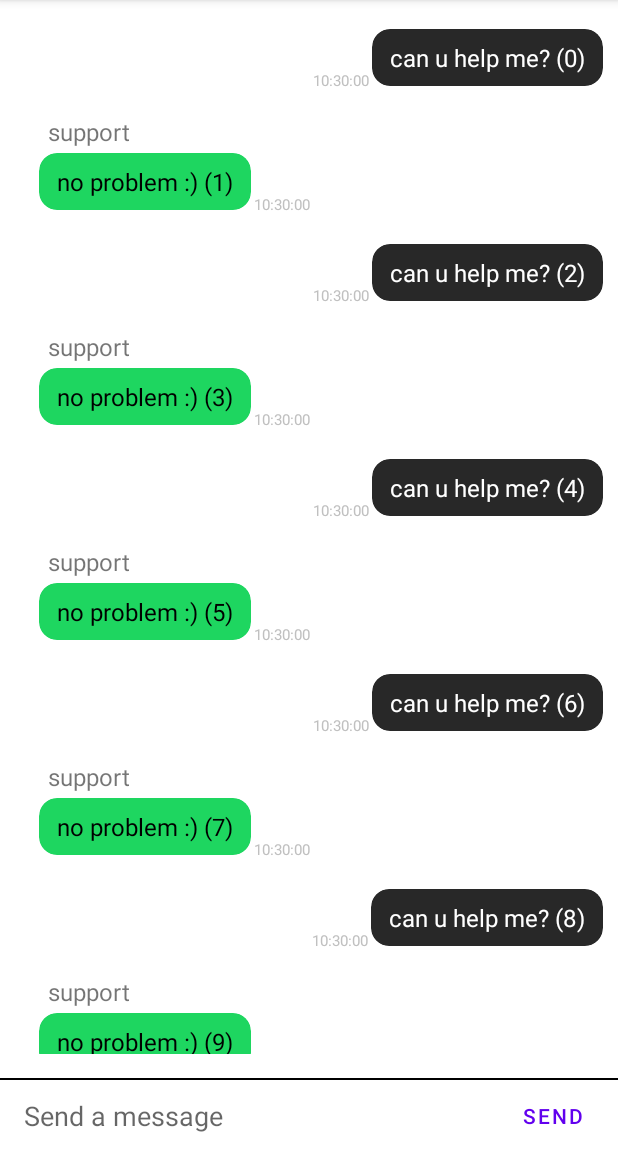
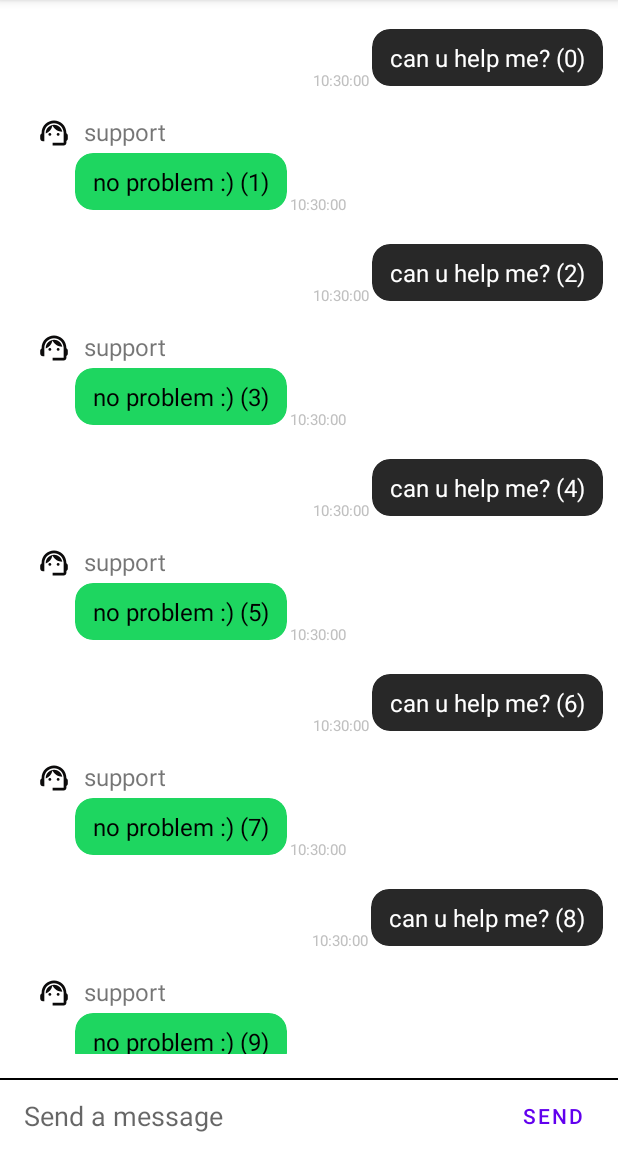
Before and after one commit to razrez/chat-service, an Android app: the screen it shows after launch (MainActivity), on a phone screen of 412 x 824 dp, the part 84-1236 px from its top. Run offline under Robolectric (Android 15) with nearby library versions, the phone set to English and light mode, and no system bars.

Commit message:
support logo

```diff
--- a/src/spotify.android/SpotifyChat/app/src/main/java/com/example/spotifychat/presentation/adapters/CustomRecyclerAdapter.kt
+++ b/src/spotify.android/SpotifyChat/app/src/main/java/com/example/spotifychat/presentation/adapters/CustomRecyclerAdapter.kt
@@ -14,7 +14,7 @@
 import com.example.spotifychat.presentation.adapters.CustomRecyclerAdapter.ViewHolderConstants.dateFormatter
 import java.text.SimpleDateFormat
 
-//https://medium.com/codex/how-to-build-a-messaging-ui-for-your-android-chat-app-883fad05f43a
+// https://medium.com/codex/how-to-build-a-messaging-ui-for-your-android-chat-app-883fad05f43a
 class CustomRecyclerAdapter(private val messages: List<Message>?) :
     RecyclerView.Adapter<ViewHolder>()  {
 
--- /dev/null
+++ b/src/spotify.android/SpotifyChat/app/src/main/res/drawable-anydpi/ic_supporter.xml
@@ -0,0 +1,24 @@
+<vector xmlns:android="http://schemas.android.com/apk/res/android"
+    android:width="24dp"
+    android:height="24dp"
+    android:viewportWidth="24"
+    android:viewportHeight="24"
+    android:tint="#0C0B0B">
+  <group android:scaleX="0.92"
+      android:scaleY="0.92"
+      android:translateX="0.96"
+      android:translateY="0.96">
+    <path
+        android:fillColor="@android:color/black"
+        android:pathData="M21,12.22C21,6.73 16.74,3 12,3c-4.69,0 -9,3.65 -9,9.28C2.4,12.62 2,13.26 2,14v2c0,1.1 0.9,2 2,2h1v-6.1c0,-3.87 3.13,-7 7,-7s7,3.13 7,7V19h-8v2h8c1.1,0 2,-0.9 2,-2v-1.22c0.59,-0.31 1,-0.92 1,-1.64v-2.3C22,13.14 21.59,12.53 21,12.22z"/>
+    <path
+        android:fillColor="@android:color/black"
+        android:pathData="M9,13m-1,0a1,1 0,1 1,2 0a1,1 0,1 1,-2 0"/>
+    <path
+        android:fillColor="@android:color/black"
+        android:pathData="M15,13m-1,0a1,1 0,1 1,2 0a1,1 0,1 1,-2 0"/>
+    <path
+        android:fillColor="@android:color/black"
+        android:pathData="M18,11.03C17.52,8.18 15.04,6 12.05,6c-3.03,0 -6.29,2.51 -6.03,6.45c2.47,-1.01 4.33,-3.21 4.86,-5.89C12.19,9.19 14.88,11 18,11.03z"/>
+  </group>
+</vector>
--- a/src/spotify.android/SpotifyChat/app/src/main/res/layout/item_chat_other.xml
+++ b/src/spotify.android/SpotifyChat/app/src/main/res/layout/item_chat_other.xml
@@ -14,7 +14,8 @@
         android:layout_marginStart="16dp"
         android:contentDescription="User Icon"
         app:layout_constraintStart_toStartOf="parent"
-        app:layout_constraintTop_toTopOf="parent" />
+        app:layout_constraintTop_toTopOf="parent"
+        android:src="@drawable/ic_supporter"/>
 
     <TextView
         android:id="@+id/text_gchat_user_other"
```
Also changed, not shown: src/spotify.android/SpotifyChat/app/src/main/res/drawable-hdpi/ic_supporter.png (added), src/spotify.android/SpotifyChat/app/src/main/res/drawable-mdpi/ic_supporter.png (added), src/spotify.android/SpotifyChat/app/src/main/res/drawable-xhdpi/ic_supporter.png (added), src/spotify.android/SpotifyChat/app/src/main/res/drawable-xxhdpi/ic_supporter.png (added).
